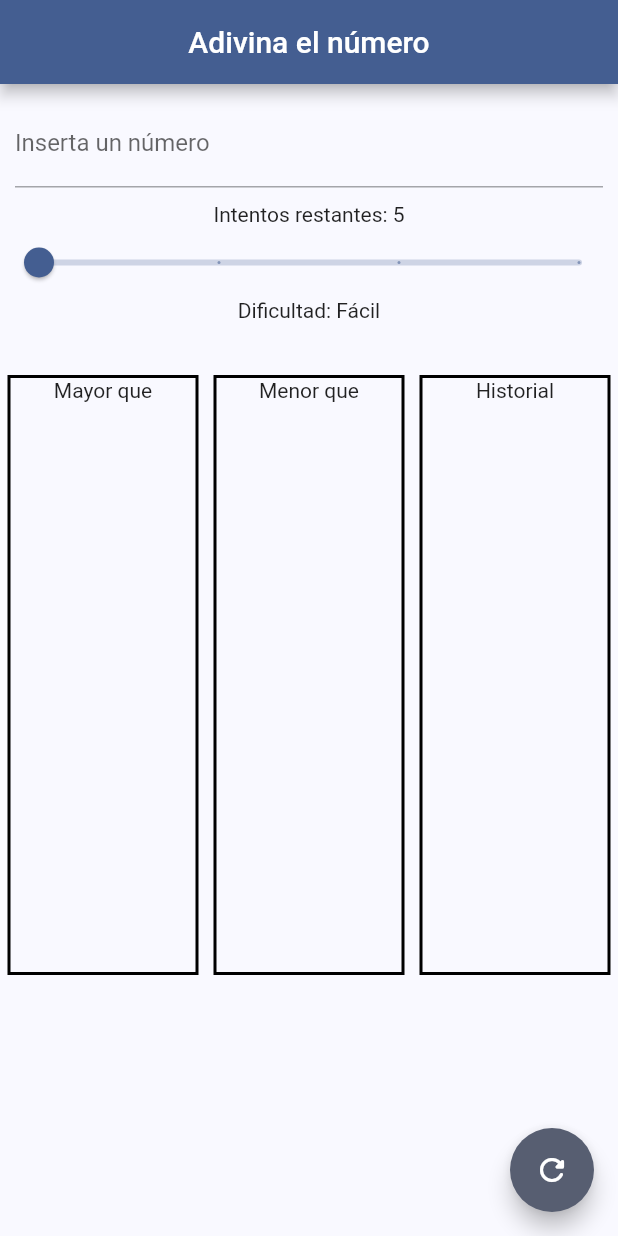
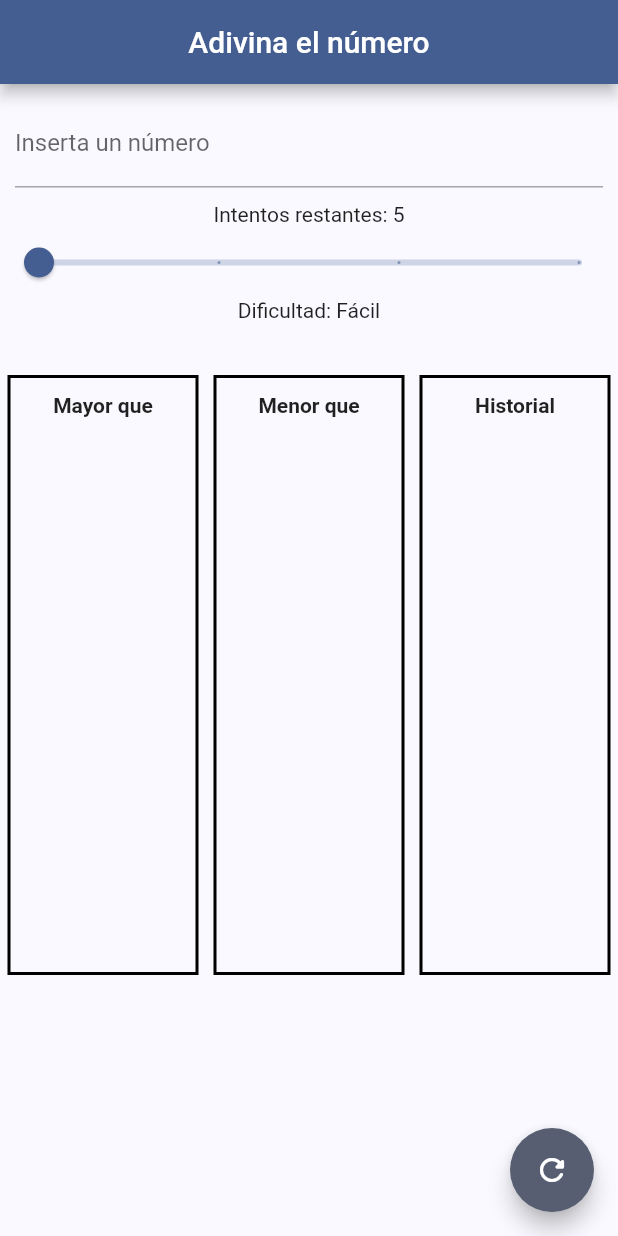
Before and after one commit to ErickRuiz00/GuessTheNumber, a Flutter app: the screen it shows after launch, on a phone screen of 412 x 824 dp. Run offline on Flutter 3.47's test engine with Material 3 defaults, Android fonts, the phone set to English and light mode, and no system bars.

Commit message:
Detalles finales: Tamaño de fuente, posicionamiento, etc.

```diff
--- a/lib/widgets/column_data.dart
+++ b/lib/widgets/column_data.dart
@@ -27,7 +27,8 @@ class ColumnData extends StatelessWidget {
         child: SingleChildScrollView(
           child: Column(
             children: <Widget>[
-              Text(columnTitle),
+              const Padding(padding: EdgeInsets.all(5)),
+              Text(columnTitle, style: const TextStyle(fontWeight: FontWeight.bold),),
 
               // Columns "Mayor que" - "Menor que"
               if(win == null)
```
